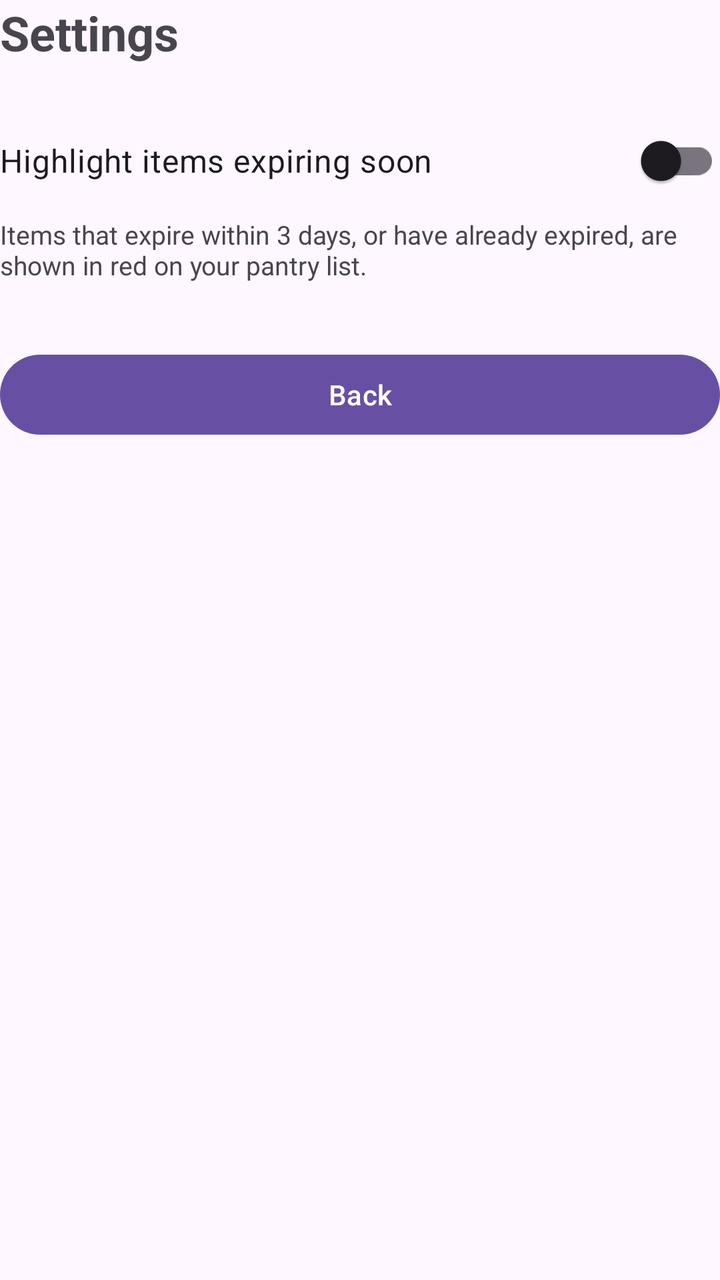
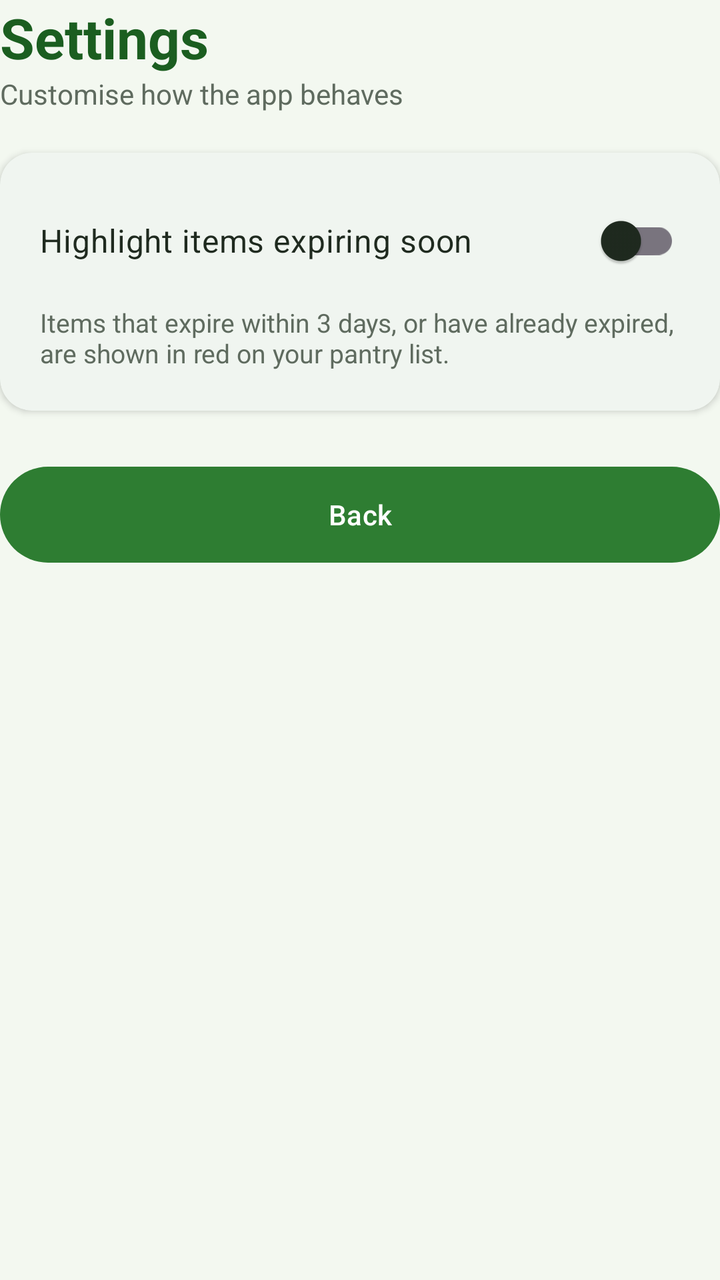

An Android layout rendered at two revisions. The XML below is the earlier revision; the diff shows what the commit changed to produce the second picture.
<!-- AndroidManifest.xml: application theme Theme.SmartPantrymanager -->
<!-- res/layout/activity_settings.xml -->
<?xml version="1.0" encoding="utf-8"?>
<LinearLayout xmlns:android="http://schemas.android.com/apk/res/android"
    android:id="@+id/settingsRoot"
    android:layout_width="match_parent"
    android:layout_height="match_parent"
    android:orientation="vertical">

    <TextView
        android:layout_width="match_parent"
        android:layout_height="wrap_content"
        android:layout_marginBottom="24dp"
        android:text="Settings"
        android:textSize="24sp"
        android:textStyle="bold" />

    <androidx.appcompat.widget.SwitchCompat
        android:id="@+id/switchExpiryAlerts"
        android:layout_width="match_parent"
        android:layout_height="wrap_content"
        android:text="Highlight items expiring soon"
        android:textSize="16sp" />

    <TextView
        android:layout_width="match_parent"
        android:layout_height="wrap_content"
        android:layout_marginTop="4dp"
        android:text="Items that expire within 3 days, or have already expired, are shown in red on your pantry list."
        android:textSize="13sp" />

    <Button
        android:id="@+id/buttonSettingsBack"
        android:layout_width="match_parent"
        android:layout_height="wrap_content"
        android:layout_marginTop="32dp"
        android:text="Back" />
</LinearLayout>
<!-- resources referenced by this layout -->
<resources>
  <style name="Theme.SmartPantrymanager" parent="Base.Theme.SmartPantrymanager" />
  <style name="Base.Theme.SmartPantrymanager" parent="Theme.Material3.DayNight.NoActionBar">
          
          
      </style>
</resources>

<!-- the commit's change to res/layout/activity_settings.xml (unified diff, before → after) -->
@@ -1,36 +1,64 @@
 <?xml version="1.0" encoding="utf-8"?>
 <LinearLayout xmlns:android="http://schemas.android.com/apk/res/android"
+    xmlns:app="http://schemas.android.com/apk/res-auto"
     android:id="@+id/settingsRoot"
     android:layout_width="match_parent"
     android:layout_height="match_parent"
+    android:background="@color/background"
     android:orientation="vertical">
 
     <TextView
         android:layout_width="match_parent"
         android:layout_height="wrap_content"
-        android:layout_marginBottom="24dp"
         android:text="Settings"
-        android:textSize="24sp"
+        android:textColor="@color/green_dark"
+        android:textSize="28sp"
         android:textStyle="bold" />
-
-    <androidx.appcompat.widget.SwitchCompat
-        android:id="@+id/switchExpiryAlerts"
-        android:layout_width="match_parent"
-        android:layout_height="wrap_content"
-        android:text="Highlight items expiring soon"
-        android:textSize="16sp" />
 
     <TextView
         android:layout_width="match_parent"
         android:layout_height="wrap_content"
-        android:layout_marginTop="4dp"
-        android:text="Items that expire within 3 days, or have already expired, are shown in red on your pantry list."
-        android:textSize="13sp" />
+        android:text="Customise how the app behaves"
+        android:textColor="@color/text_secondary"
+        android:textSize="14sp" />
 
-    <Button
+    <com.google.android.material.card.MaterialCardView
+        android:layout_width="match_parent"
+        android:layout_height="wrap_content"
+        android:layout_marginTop="20dp"
+        app:cardBackgroundColor="@color/white"
+        app:cardCornerRadius="16dp"
+        app:cardElevation="2dp"
+        app:strokeWidth="0dp">
+
+        <LinearLayout
+            android:layout_width="match_parent"
+            android:layout_height="wrap_content"
+            android:orientation="vertical"
+            android:padding="20dp">
+
+            <androidx.appcompat.widget.SwitchCompat
+                android:id="@+id/switchExpiryAlerts"
+                android:layout_width="match_parent"
+                android:layout_height="wrap_content"
+                android:text="Highlight items expiring soon"
+                android:textColor="@color/text_primary"
+                android:textSize="16sp" />
+
+            <TextView
+                android:layout_width="match_parent"
+                android:layout_height="wrap_content"
+                android:layout_marginTop="8dp"
+                android:text="Items that expire within 3 days, or have already expired, are shown in red on your pantry list."
+                android:textColor="@color/text_secondary"
+                android:textSize="13sp" />
+        </LinearLayout>
+    </com.google.android.material.card.MaterialCardView>
+
+    <com.google.android.material.button.MaterialButton
         android:id="@+id/buttonSettingsBack"
         android:layout_width="match_parent"
-        android:layout_height="wrap_content"
-        android:layout_marginTop="32dp"
+        android:layout_height="56dp"
+        android:layout_marginTop="24dp"
         android:text="Back" />
 </LinearLayout>
<!-- resource entries referenced after the edit -->
@@ -1,9 +1,27 @@
 <!-- resources referenced by this layout -->
 <resources>
+  <color name="background">#F3F8F0</color>
+  <color name="green_dark">#1B5E20</color>
+  <color name="text_primary">#1F2A1F</color>
+  <color name="text_secondary">#5F6B5F</color>
+  <color name="white">#FFFFFFFF</color>
   <style name="Theme.SmartPantrymanager" parent="Base.Theme.SmartPantrymanager" />
-  <style name="Base.Theme.SmartPantrymanager" parent="Theme.Material3.DayNight.NoActionBar">
-          
-          
+  <style name="Base.Theme.SmartPantrymanager" parent="Theme.Material3.Light.NoActionBar">
+          <item name="colorPrimary">@color/green_primary</item>
+          <item name="colorOnPrimary">@color/white</item>
+          <item name="colorPrimaryContainer">@color/green_light</item>
+          <item name="colorOnPrimaryContainer">@color/green_dark</item>
+          <item name="colorSecondary">@color/green_primary</item>
+          <item name="colorOnSecondary">@color/white</item>
+          <item name="colorSecondaryContainer">@color/green_light</item>
+          <item name="colorOnSecondaryContainer">@color/green_dark</item>
+          <item name="colorSurface">@color/white</item>
+          <item name="colorOnSurface">@color/text_primary</item>
+          <item name="android:colorBackground">@color/background</item>
+          <item name="android:windowBackground">@color/background</item>
+          <item name="android:windowLightStatusBar">true</item>
       </style>
+  <color name="green_primary">#2E7D32</color>
+  <color name="green_light">#DCEDC8</color>
 </resources>
 
